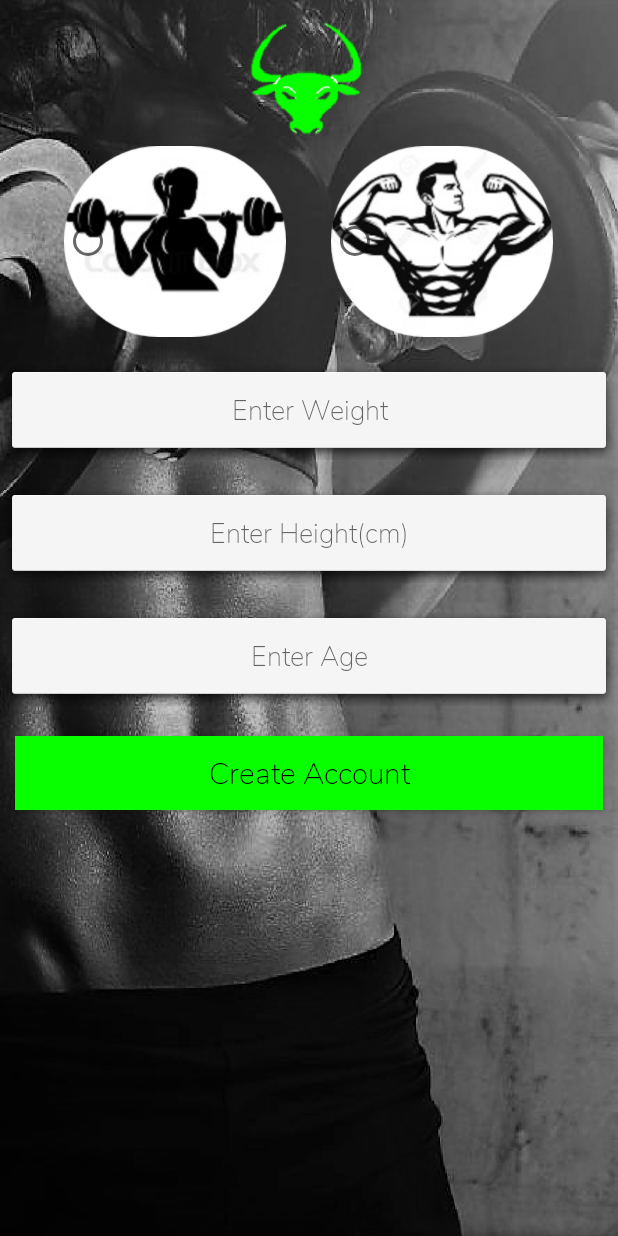
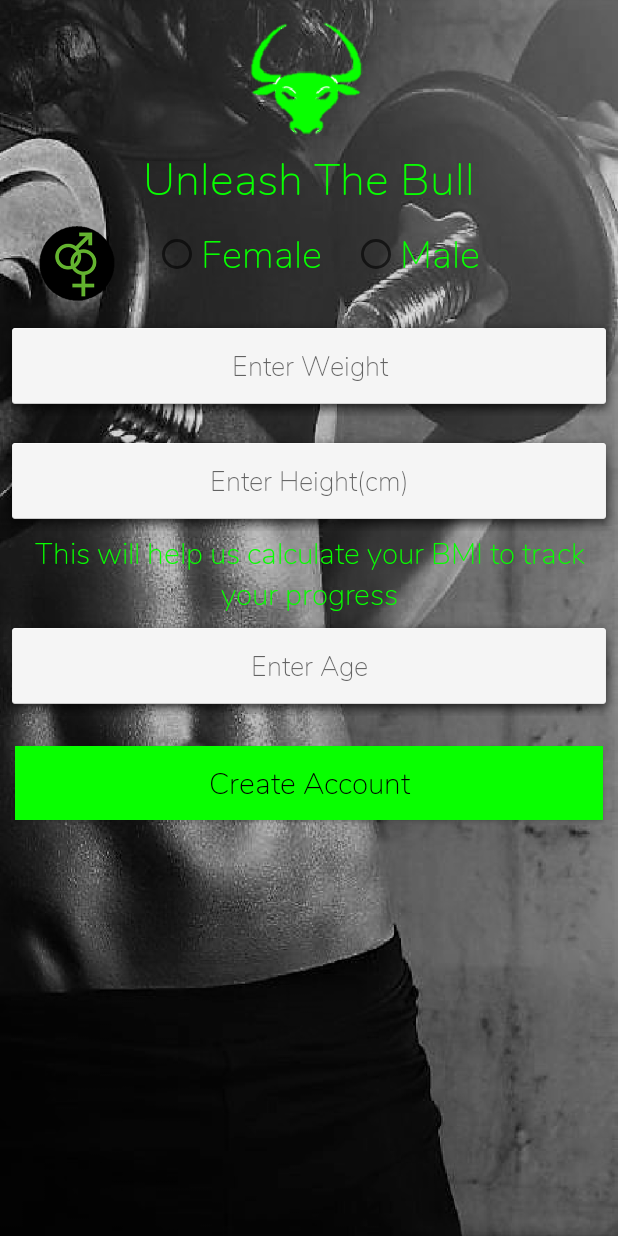
Before and after one commit to cswafula/BullsGym, an Android app: the Register2 screen opened directly, with no data from a screen before it, on a phone screen of 412 x 824 dp. Run offline under Robolectric (Android 15) with nearby library versions, the phone set to English and light mode, and no system bars.

Commit message:
Register activity 2 updated

```diff
--- a/app/src/main/res/layout/activity_register2.xml
+++ b/app/src/main/res/layout/activity_register2.xml
@@ -15,29 +15,50 @@
         android:layout_marginTop="10dp"
         android:src="@drawable/logo"/>
 
+    <TextView
+        android:layout_width="match_parent"
+        android:layout_height="wrap_content"
+        android:text="@string/unleash_the_bull"
+        android:textColor="@color/green"
+        android:layout_marginBottom="10sp"
+        android:textSize="30sp"
+        app:fontFamily="@font/nunito_extralight"
+        android:gravity="center_horizontal"/>
         <RadioGroup
             android:layout_width="wrap_content"
             android:layout_height="wrap_content"
-            android:orientation="horizontal"
-            android:layout_gravity="center_horizontal">
+            android:orientation="horizontal">
+
+            <ImageView
+                android:layout_width="102dp"
+                android:layout_height="50dp"
+                android:src="@drawable/gender"/>
 
             <RadioButton
-                android:layout_width="148sp"
-                android:layout_height="127sp"
-                android:background="@drawable/female2" />
+                android:layout_width="wrap_content"
+                android:layout_height="wrap_content"
+                android:text="@string/female"
+                app:fontFamily="@font/nunito_extralight"
+                android:textStyle="bold"
+                android:textColor="@color/green"
+                android:textSize="25sp"/>
             <RadioButton
-                android:background="@drawable/male2"
-                android:layout_width="148sp"
-                android:layout_height="127sp"
-                android:layout_marginLeft="30sp"
-                android:layout_marginStart="30sp" />
+                app:fontFamily="@font/nunito_extralight"
+                android:text="@string/male"
+                android:textColor="@color/green"
+                android:textSize="25sp"
+                android:layout_width="wrap_content"
+                android:layout_height="wrap_content"
+                android:layout_marginLeft="20sp"
+                android:layout_marginStart="20sp"
+                android:textStyle="bold"/>
         </RadioGroup>
 
     <EditText
         android:id="@+id/RegisterWeight"
         android:layout_width="match_parent"
         android:layout_height="wrap_content"
-        android:layout_marginTop="15dp"
+        android:layout_marginTop="10dp"
         android:background="@android:drawable/dialog_holo_light_frame"
         android:gravity="center"
         android:hint="@string/enter_weight"
@@ -49,7 +70,7 @@
         android:id="@+id/RegisterHeight"
         android:layout_width="match_parent"
         android:layout_height="wrap_content"
-        android:layout_marginTop="15dp"
+        android:layout_marginTop="10dp"
         android:background="@android:drawable/dialog_holo_light_frame"
         android:gravity="center"
         android:hint="@string/enter_height"
@@ -58,11 +79,23 @@
         app:fontFamily="@font/nunito_extralight"
         tools:ignore="TextFields" />
 
+    <TextView
+        android:layout_width="match_parent"
+        android:layout_height="wrap_content"
+        android:layout_gravity="center_horizontal"
+        android:layout_marginLeft="10sp"
+        android:layout_marginRight="10sp"
+        android:text="This will help us calculate your BMI to track your progress"
+        android:textColor="@color/green"
+        android:textSize="20sp"
+        android:textStyle="bold"
+        app:fontFamily="@font/nunito_extralight"
+        android:gravity="center_horizontal"/>
+
     <EditText
         android:id="@+id/RegisterAge"
         android:layout_width="match_parent"
         android:layout_height="wrap_content"
-        android:layout_marginTop="15dp"
         android:background="@android:drawable/dialog_holo_light_frame"
         android:gravity="center"
         android:hint="@string/enter_age"
--- a/app/src/main/res/values/strings.xml
+++ b/app/src/main/res/values/strings.xml
@@ -12,4 +12,7 @@
     <string name="enter_height">Enter Height(cm)</string>
     <string name="enter_age">Enter Age</string>
     <string name="create_account_done">Create Account</string>
+    <string name="female">Female</string>
+    <string name="male">Male</string>
+    <string name="unleash_the_bull">Unleash The Bull</string>
 </resources>
--- a/app/src/main/res/values/styles.xml
+++ b/app/src/main/res/values/styles.xml
@@ -11,7 +11,7 @@
         <!-- Customize your theme here. -->
         <item name="colorPrimary">@color/black</item>
         <item name="colorPrimaryDark">@color/black</item>
-        <item name="colorAccent">@color/colorAccent</item>
+        <item name="colorAccent">@color/green</item>
     </style>
 
 </resources>
```
Also changed, not shown: app/src/main/res/drawable/gender.png (added).
